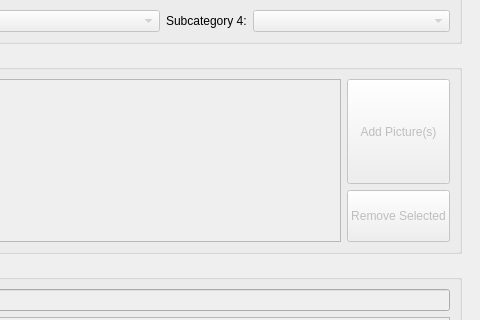
First picture: the form in src/mainwindow.ui, repository vancer0/guu-cpp, before the edit; both pictures show x 154 to 634 and y 191 to 511 of the 634 by 798 pixel window.
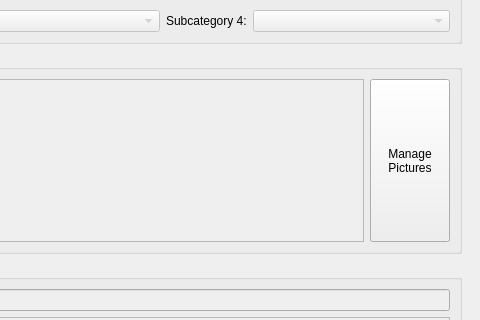
Second picture: the form after the edit. Icons and pictures are not drawn. Custom widgets are drawn as their Qt base class.

Commit message: Picture manager & fixes

The edit to the form file:
```diff
--- a/src/mainwindow.ui
+++ b/src/mainwindow.ui
@@ -469,7 +469,7 @@
          <property name="title">
           <string>Pictures</string>
          </property>
-         <layout class="QHBoxLayout" name="horizontalLayout_3">
+         <layout class="QHBoxLayout" name="horizontalLayout_3" stretch="0,0">
           <item>
            <widget class="PictureList" name="picTable">
             <property name="enabled">
@@ -505,89 +505,32 @@
            </widget>
           </item>
           <item>
-           <widget class="QWidget" name="picWidget" native="true">
-            <property name="minimumSize">
-             <size>
-              <width>0</width>
-              <height>0</height>
-             </size>
+           <widget class="QPushButton" name="managePics">
+            <property name="sizePolicy">
+             <sizepolicy hsizetype="Minimum" vsizetype="Expanding">
+              <horstretch>0</horstretch>
+              <verstretch>0</verstretch>
+             </sizepolicy>
             </property>
-            <layout class="QVBoxLayout" name="verticalLayout_2" stretch="2,1">
-             <property name="leftMargin">
-              <number>0</number>
-             </property>
-             <property name="topMargin">
-              <number>0</number>
-             </property>
-             <property name="rightMargin">
-              <number>0</number>
-             </property>
-             <property name="bottomMargin">
-              <number>0</number>
-             </property>
-             <item>
-              <widget class="QPushButton" name="addPicBtn">
-               <property name="enabled">
-                <bool>false</bool>
-               </property>
-               <property name="sizePolicy">
-                <sizepolicy hsizetype="Minimum" vsizetype="MinimumExpanding">
-                 <horstretch>0</horstretch>
-                 <verstretch>0</verstretch>
-                </sizepolicy>
-               </property>
-               <property name="minimumSize">
-                <size>
-                 <width>0</width>
-                 <height>0</height>
-                </size>
-               </property>
-               <property name="maximumSize">
-                <size>
-                 <width>16777215</width>
-                 <height>16777215</height>
-                </size>
-               </property>
-               <property name="sizeIncrement">
-                <size>
-                 <width>1</width>
-                 <height>1</height>
-                </size>
-               </property>
-               <property name="text">
-                <string>Add Picture(s)</string>
-               </property>
-              </widget>
-             </item>
-             <item>
-              <widget class="QPushButton" name="rmPicBtn">
-               <property name="enabled">
-                <bool>false</bool>
-               </property>
-               <property name="sizePolicy">
-                <sizepolicy hsizetype="Minimum" vsizetype="Minimum">
-                 <horstretch>0</horstretch>
-                 <verstretch>0</verstretch>
-                </sizepolicy>
-               </property>
-               <property name="minimumSize">
-                <size>
-                 <width>0</width>
-                 <height>0</height>
-                </size>
-               </property>
-               <property name="sizeIncrement">
-                <size>
-                 <width>1</width>
-                 <height>1</height>
-                </size>
-               </property>
-               <property name="text">
-                <string>Remove Selected</string>
-               </property>
-              </widget>
-             </item>
-            </layout>
+            <property name="text">
+             <string>Manage
+Pictures</string>
+            </property>
+            <property name="checkable">
+             <bool>false</bool>
+            </property>
+            <property name="autoRepeat">
+             <bool>false</bool>
+            </property>
+            <property name="autoDefault">
+             <bool>false</bool>
+            </property>
+            <property name="default">
+             <bool>false</bool>
+            </property>
+            <property name="flat">
+             <bool>false</bool>
+            </property>
            </widget>
           </item>
          </layout>
```
Left out of the diff: 38 changed lines with no effect on the pictures. The commit also changes 17 other files.
